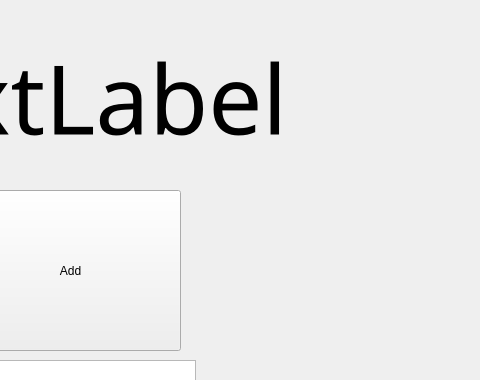
First picture: the form in mainwindow.ui, repository alexagneray/InterfaceComptage, before the edit; both pictures show x 320 to 800 and y 0 to 380 of the 800 by 600 pixel window.
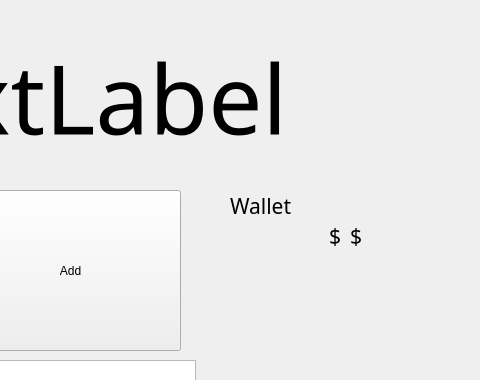
Second picture: the form after the edit.

Diff of the .ui file:
```diff
--- a/mainwindow.ui
+++ b/mainwindow.ui
@@ -65,6 +65,66 @@
      </rect>
     </property>
    </widget>
+   <widget class="QLabel" name="label">
+    <property name="geometry">
+     <rect>
+      <x>550</x>
+      <y>190</y>
+      <width>81</width>
+      <height>31</height>
+     </rect>
+    </property>
+    <property name="font">
+     <font>
+      <family>Cascadia Mono ExtraLight</family>
+      <pointsize>16</pointsize>
+     </font>
+    </property>
+    <property name="text">
+     <string>Wallet</string>
+    </property>
+   </widget>
+   <widget class="QLabel" name="label_2">
+    <property name="geometry">
+     <rect>
+      <x>670</x>
+      <y>220</y>
+      <width>31</width>
+      <height>31</height>
+     </rect>
+    </property>
+    <property name="font">
+     <font>
+      <family>Cascadia Mono ExtraLight</family>
+      <pointsize>16</pointsize>
+     </font>
+    </property>
+    <property name="text">
+     <string>$</string>
+    </property>
+   </widget>
+   <widget class="QLabel" name="m_txtWalletAmount">
+    <property name="geometry">
+     <rect>
+      <x>510</x>
+      <y>220</y>
+      <width>151</width>
+      <height>31</height>
+     </rect>
+    </property>
+    <property name="font">
+     <font>
+      <family>Cascadia Mono ExtraLight</family>
+      <pointsize>16</pointsize>
+     </font>
+    </property>
+    <property name="text">
+     <string>$</string>
+    </property>
+    <property name="alignment">
+     <set>Qt::AlignmentFlag::AlignRight|Qt::AlignmentFlag::AlignTrailing|Qt::AlignmentFlag::AlignVCenter</set>
+    </property>
+   </widget>
   </widget>
   <widget class="QMenuBar" name="menubar">
    <property name="geometry">
```
